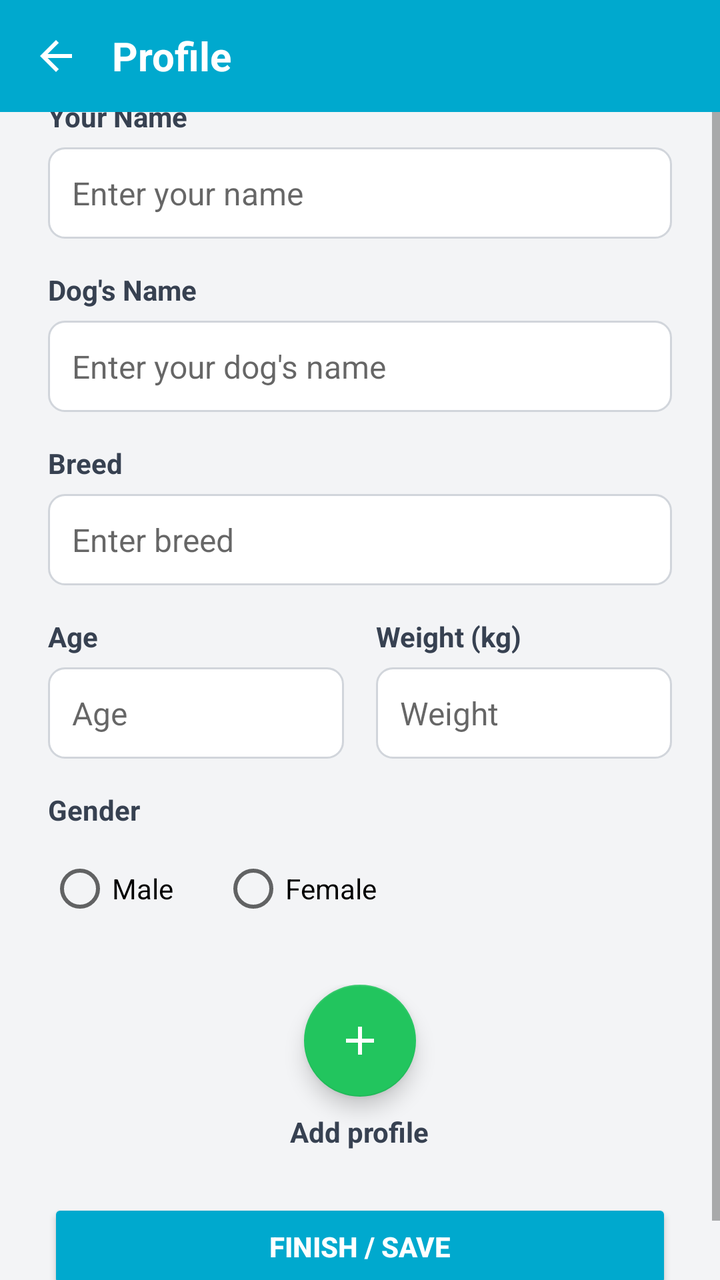
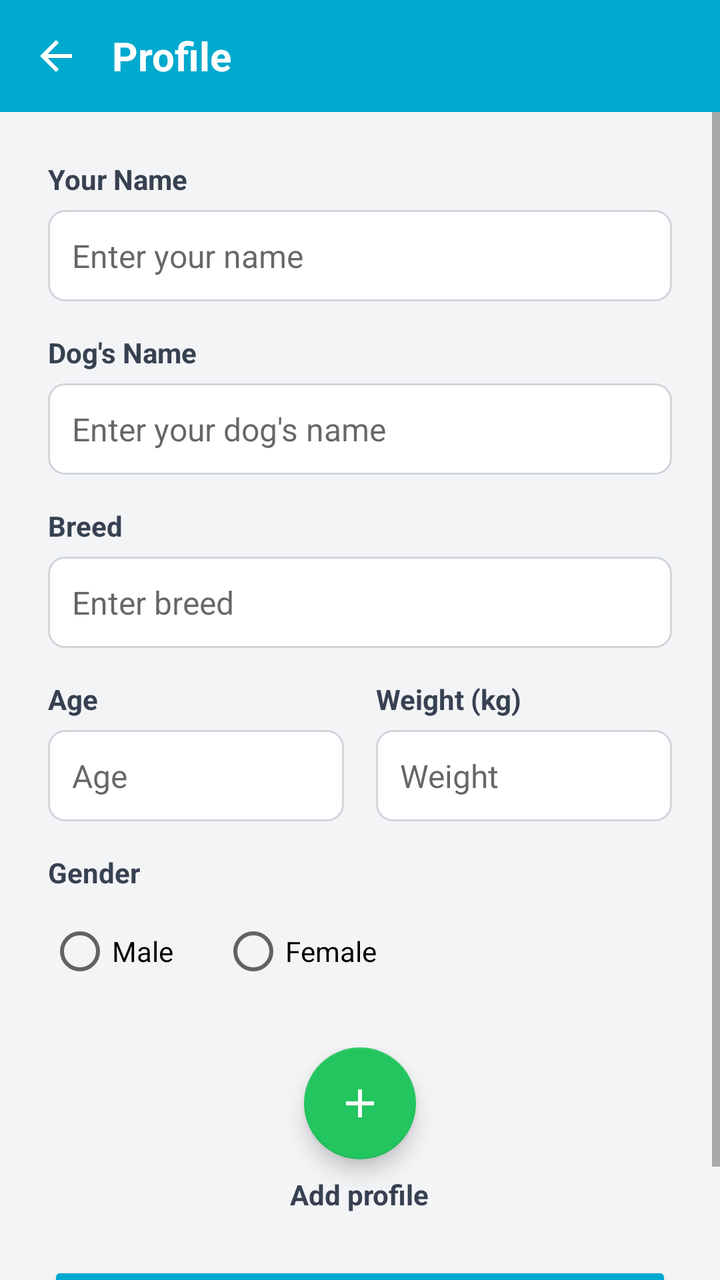

The first picture is an Android layout as it rendered before a commit; the second is the same layout after the commit. The layout source and the unified diff follow.
<!-- AndroidManifest.xml: application theme Theme.TagMobile -->
<!-- res/layout/activity_add_profile.xml -->
<?xml version="1.0" encoding="utf-8"?>
<LinearLayout xmlns:android="http://schemas.android.com/apk/res/android"
    xmlns:app="http://schemas.android.com/apk/res-auto"
    android:layout_width="match_parent"
    android:layout_height="match_parent"
    android:orientation="vertical"
    android:background="#F3F4F6">

    <LinearLayout
        android:layout_width="match_parent"
        android:layout_height="56dp"
        android:background="#00A9CE"
        android:gravity="center_vertical"
        android:paddingHorizontal="4dp">

        <ImageButton
            android:id="@+id/backBtn"
            android:layout_width="48dp"
            android:layout_height="48dp"
            android:background="?attr/selectableItemBackgroundBorderless"
            android:src="@drawable/ic_back"
            android:contentDescription="Back" />

        <TextView
            android:layout_width="wrap_content"
            android:layout_height="wrap_content"
            android:text="@string/profile"
            android:textColor="@android:color/white"
            android:textSize="20sp"
            android:textStyle="bold"
            android:layout_marginStart="4dp" />
    </LinearLayout>

    <ScrollView
        android:layout_width="match_parent"
        android:layout_height="0dp"
        android:layout_weight="1"
        android:fillViewport="true">

        <LinearLayout
            android:id="@+id/formLayout"
            android:layout_width="match_parent"
            android:layout_height="wrap_content"
            android:orientation="vertical"
            android:gravity="center_vertical"
            android:padding="24dp"
            android:layout_gravity="center_vertical">

            <TextView
                android:layout_width="wrap_content"
                android:layout_height="wrap_content"
                android:text="Your Name"
                android:textStyle="bold"
                android:textSize="14sp"
                android:textColor="#374151"
                android:layout_marginBottom="6dp" />
            <EditText
                android:id="@+id/nameInput"
                android:layout_width="match_parent"
                android:layout_height="wrap_content"
                android:hint="Enter your name"
                android:inputType="textPersonName"
                android:padding="12dp"
                android:background="@drawable/bg_input"
                android:textSize="16sp"
                android:layout_marginBottom="16dp" />

            <TextView
                android:layout_width="wrap_content"
                android:layout_height="wrap_content"
                android:text="Dog's Name"
                android:textStyle="bold"
                android:textSize="14sp"
                android:textColor="#374151"
                android:layout_marginBottom="6dp" />
            <EditText
                android:id="@+id/dogNameInput"
                android:layout_width="match_parent"
                android:layout_height="wrap_content"
                android:hint="Enter your dog's name"
                android:inputType="textPersonName"
                android:padding="12dp"
                android:background="@drawable/bg_input"
                android:textSize="16sp"
                android:layout_marginBottom="16dp" />

            <TextView
                android:layout_width="wrap_content"
                android:layout_height="wrap_content"
                android:text="Breed"
                android:textStyle="bold"
                android:textSize="14sp"
                android:textColor="#374151"
                android:layout_marginBottom="6dp" />
            <EditText
                android:id="@+id/breedInput"
                android:layout_width="match_parent"
                android:layout_height="wrap_content"
                android:hint="Enter breed"
                android:inputType="text"
                android:padding="12dp"
                android:background="@drawable/bg_input"
                android:textSize="16sp"
                android:layout_marginBottom="16dp" />

            <LinearLayout
                android:layout_width="match_parent"
                android:layout_height="wrap_content"
                android:orientation="horizontal"
                android:baselineAligned="false"
                android:layout_marginBottom="16dp">

                <LinearLayout
                    android:layout_width="0dp"
                    android:layout_height="wrap_content"
                    android:layout_weight="1"
                    android:orientation="vertical"
                    android:layout_marginEnd="8dp">
                    <TextView
                        android:layout_width="wrap_content"
                        android:layout_height="wrap_content"
                        android:text="Age"
                        android:textStyle="bold"
                        android:textSize="14sp"
                        android:textColor="#374151"
                        android:layout_marginBottom="6dp" />
                    <EditText
                        android:id="@+id/ageInput"
                        android:layout_width="match_parent"
                        android:layout_height="wrap_content"
                        android:hint="Age"
                        android:inputType="numberDecimal"
                        android:padding="12dp"
                        android:background="@drawable/bg_input"
                        android:textSize="16sp" />
                </LinearLayout>

                <LinearLayout
                    android:layout_width="0dp"
                    android:layout_height="wrap_content"
                    android:layout_weight="1"
                    android:orientation="vertical"
                    android:layout_marginStart="8dp">
                    <TextView
                        android:layout_width="wrap_content"
                        android:layout_height="wrap_content"
                        android:text="Weight (kg)"
                        android:textStyle="bold"
                        android:textSize="14sp"
                        android:textColor="#374151"
                        android:layout_marginBottom="6dp" />
                    <EditText
                        android:id="@+id/weightInput"
                        android:layout_width="match_parent"
                        android:layout_height="wrap_content"
                        android:hint="Weight"
                        android:inputType="numberDecimal"
                        android:padding="12dp"
                        android:background="@drawable/bg_input"
                        android:textSize="16sp" />
                </LinearLayout>
            </LinearLayout>

            <TextView
                android:layout_width="wrap_content"
                android:layout_height="wrap_content"
                android:text="Gender"
                android:textStyle="bold"
                android:textSize="14sp"
                android:textColor="#374151"
                android:layout_marginBottom="6dp" />
            <RadioGroup
                android:id="@+id/genderGroup"
                android:layout_width="match_parent"
                android:layout_height="wrap_content"
                android:orientation="horizontal"
                android:layout_marginBottom="24dp">
                <RadioButton
                    android:id="@+id/radioMale"
                    android:layout_width="wrap_content"
                    android:layout_height="wrap_content"
                    android:text="Male"
                    android:layout_marginEnd="24dp"/>
                <RadioButton
                    android:id="@+id/radioFemale"
                    android:layout_width="wrap_content"
                    android:layout_height="wrap_content"
                    android:text="Female" />
            </RadioGroup>

            <LinearLayout
                android:layout_width="match_parent"
                android:layout_height="wrap_content"
                android:orientation="vertical"
                android:gravity="center_horizontal"
                android:layout_marginBottom="24dp">

                <com.google.android.material.floatingactionbutton.FloatingActionButton
                    android:id="@+id/addProfileBtn"
                    android:layout_width="wrap_content"
                    android:layout_height="wrap_content"
                    android:contentDescription="@string/add_profile"
                    app:backgroundTint="#22C55E"
                    app:tint="#FFFFFF"
                    app:srcCompat="@drawable/ic_add" />

                <TextView
                    android:layout_width="wrap_content"
                    android:layout_height="wrap_content"
                    android:layout_marginTop="8dp"
                    android:text="@string/add_profile"
                    android:textColor="#374151"
                    android:textStyle="bold"
                    android:textSize="14sp" />
            </LinearLayout>

            <Button
                android:id="@+id/saveProfileBtn"
                android:layout_width="match_parent"
                android:layout_height="wrap_content"
                android:text="@string/finish_save"
                android:backgroundTint="#00A9CE"
                android:textColor="#FFFFFF"
                android:textStyle="bold"
                android:padding="14dp" />
        </LinearLayout>
    </ScrollView>
</LinearLayout>
<!-- resources referenced by this layout -->
<resources>
  <!-- drawable bg_input (drawable) -->
  <?xml version="1.0" encoding="utf-8"?>
  <shape xmlns:android="http://schemas.android.com/apk/res/android">
      <solid android:color="#FFFFFF" />
      <stroke android:width="1dp" android:color="#D1D5DB" />
      <corners android:radius="8dp" />
      <padding android:left="12dp" android:top="12dp" android:right="12dp" android:bottom="12dp" />
  </shape>
  <!-- drawable ic_add (drawable) -->
  <?xml version="1.0" encoding="utf-8"?>
  <vector xmlns:android="http://schemas.android.com/apk/res/android"
      android:width="24dp"
      android:height="24dp"
      android:viewportWidth="24"
      android:viewportHeight="24">
      <path
          android:fillColor="#FFFFFFFF"
          android:pathData="M19,13H13v6h-2v-6H5v-2h6V5h2v6h6v2z" />
  </vector>
  <!-- drawable ic_back (drawable) -->
  <?xml version="1.0" encoding="utf-8"?>
  <vector xmlns:android="http://schemas.android.com/apk/res/android"
      android:width="24dp"
      android:height="24dp"
      android:viewportWidth="24"
      android:viewportHeight="24"
      android:tint="@android:color/white">
      <path
          android:fillColor="@android:color/white"
          android:pathData="M20,11H7.83l5.59,-5.59L12,4l-8,8 8,8 1.41,-1.41L7.83,13H20v-2z"/>
  </vector>
  <string name="add_profile">Add profile</string>
  <string name="finish_save">Finish / Save</string>
  <string name="profile">Profile</string>
  <style name="Theme.TagMobile" parent="Theme.MaterialComponents.Light.NoActionBar">
          <item name="colorPrimary">#00A9CE</item>
          <item name="colorPrimaryVariant">#0093B5</item>
          <item name="colorOnPrimary">@android:color/white</item>
          <item name="android:statusBarColor">#00A9CE</item>
          <item name="android:navigationBarColor">@android:color/white</item>
      </style>
</resources>

<!-- the commit's change to res/layout/activity_add_profile.xml (unified diff, before → after) -->
@@ -35,16 +35,15 @@
         android:layout_width="match_parent"
         android:layout_height="0dp"
         android:layout_weight="1"
-        android:fillViewport="true">
+        android:fillViewport="false"
+        android:isScrollContainer="true">
 
         <LinearLayout
             android:id="@+id/formLayout"
             android:layout_width="match_parent"
             android:layout_height="wrap_content"
             android:orientation="vertical"
-            android:gravity="center_vertical"
-            android:padding="24dp"
-            android:layout_gravity="center_vertical">
+            android:padding="24dp">
 
             <TextView
                 android:layout_width="wrap_content"
